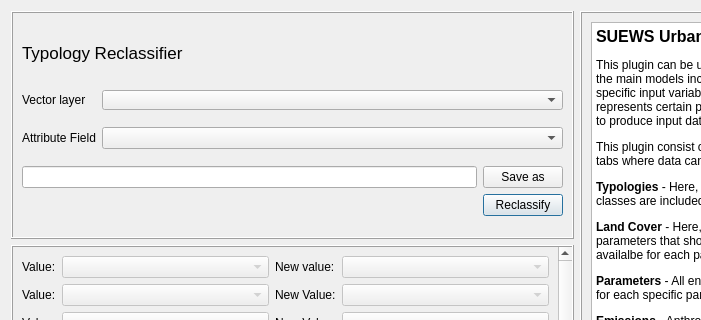
gusbacos/suews_database_manager, file tabs/reclassifier_tab.ui: the form before one commit; both pictures show x 0 to 701 and y 0 to 320 of the 1154 by 713 pixel window.
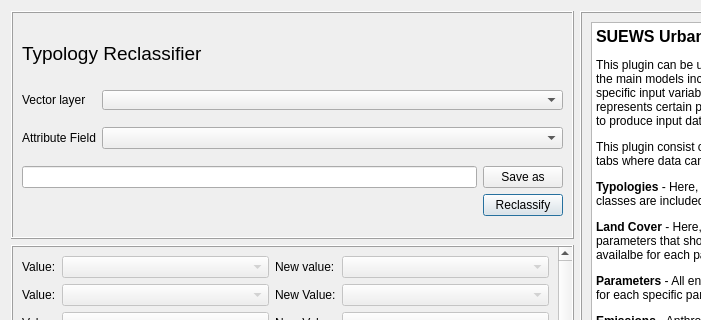
The form after the commit. Custom widgets are drawn as their Qt base class.

Patch:
```diff
--- a/tabs/reclassifier_tab.ui
+++ b/tabs/reclassifier_tab.ui
@@ -39,7 +39,7 @@
         </property>
         <property name="font">
          <font>
-          <pointsize>13</pointsize>
+          <pointsize>14</pointsize>
           <weight>50</weight>
           <italic>false</italic>
           <bold>false</bold>
```
Left out of the diff: 8 changed lines with no effect on the pictures.
